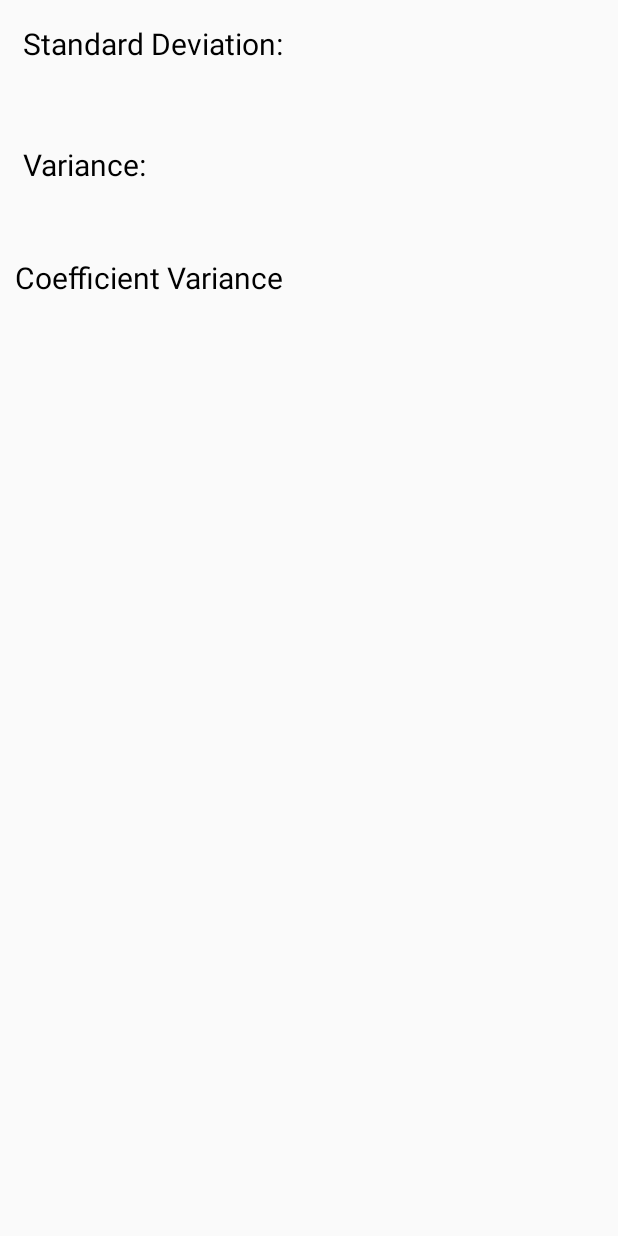
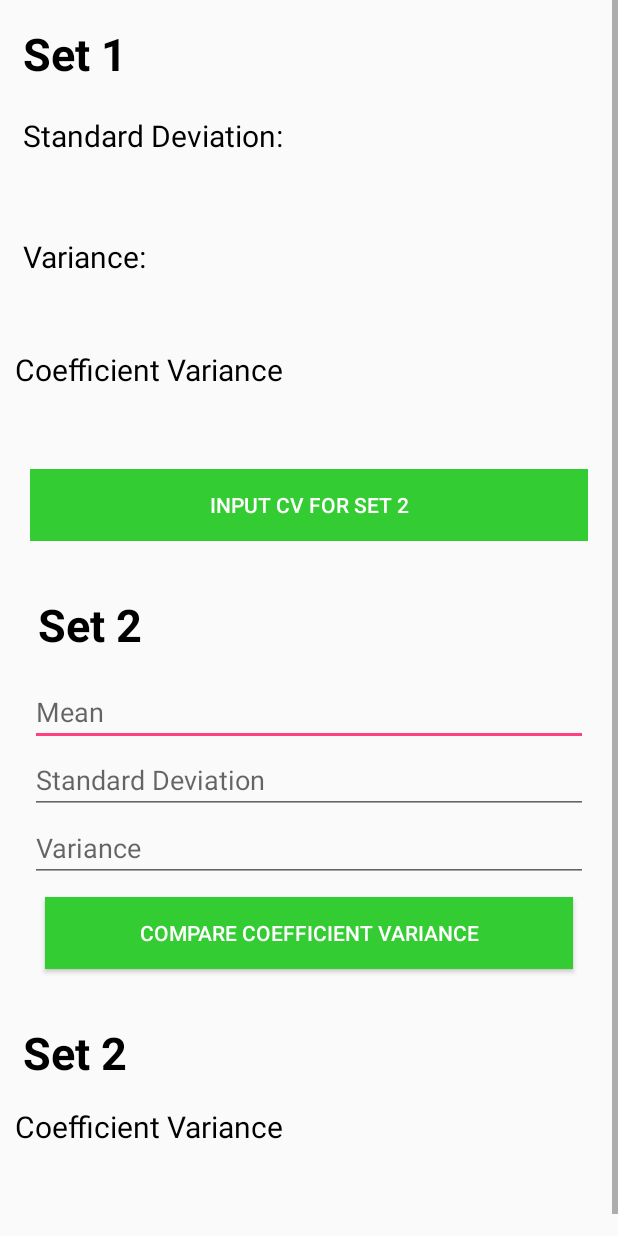
Before and after one commit to Nadzmi-Freelance/Central-Tendency-Snap, an Android app: the layout activity_compute_ungroup_data_mv.xml on its own in the app's theme, with its tools: preview values and no code run, on a phone screen of 412 x 824 dp. Run offline under Robolectric (Android 15) with nearby library versions, the phone set to English and light mode, and no system bars; network calls fail.

Commit message:
Minimal UI tweak

```diff
--- a/app/src/main/java/com/seladanghijau/centraltendencysnap/activity/GroupedData.java
+++ b/app/src/main/java/com/seladanghijau/centraltendencysnap/activity/GroupedData.java
@@ -55,7 +55,6 @@ public class GroupedData extends AppCompatActivity implements View.OnClickListen
 
                 // setup alert dialog
                 alertDialogBuilder = new AlertDialog.Builder(this); // alert for user to choose MT/MV
-                alertDialogBuilder.setMessage(R.string.popup_message);
                 alertDialogBuilder.setPositiveButton(R.string.goto_mt, new DialogInterface.OnClickListener() {
                     @Override
                     public void onClick(DialogInterface dialogInterface, int i) {
--- a/app/src/main/java/com/seladanghijau/centraltendencysnap/activity/UngroupedData.java
+++ b/app/src/main/java/com/seladanghijau/centraltendencysnap/activity/UngroupedData.java
@@ -127,7 +127,6 @@ public class UngroupedData extends AppCompatActivity implements OCRManager, View
                 // alert dialog
                 // setup alert dialog
                 alertDialogBuilder = new AlertDialog.Builder(this); // alert for user to choose MT/MV
-                alertDialogBuilder.setMessage(R.string.popup_message);
                 alertDialogBuilder.setPositiveButton(R.string.goto_mt, new DialogInterface.OnClickListener() {
                     @Override
                     public void onClick(DialogInterface dialogInterface, int i) {
--- a/app/src/main/res/layout/activity_compute_ungroup_data_mv.xml
+++ b/app/src/main/res/layout/activity_compute_ungroup_data_mv.xml
@@ -15,6 +15,16 @@
             android:layout_width="match_parent"
             android:layout_height="wrap_content"
             android:padding="10dp">
+
+            <TextView
+                android:text="@string/set_1"
+                android:textColor="@color/black"
+                android:layout_width="match_parent"
+                android:layout_height="wrap_content"
+                android:layout_marginBottom="10dp"
+                android:padding="5dp"
+                android:textStyle="bold"
+                android:textSize="30sp" />
 
             <LinearLayout
                 android:orientation="vertical"
@@ -103,6 +113,125 @@
                     android:textSize="15dp"
                     android:textColor="#FF0000" />
             </LinearLayout>
+
+            <LinearLayout
+                android:layout_width="match_parent"
+                android:layout_height="wrap_content"
+                android:padding="10dp">
+
+                <Button
+                    android:id="@+id/btnSet2"
+                    android:text="@string/cv_input_set2"
+                    android:layout_width="match_parent"
+                    android:layout_height="wrap_content"
+                    android:textColor="@color/white"
+                    android:background="@drawable/state_button" />
+            </LinearLayout>
+
+            <!-- set 2 -->
+            <!-- input -->
+            <LinearLayout
+                android:id="@+id/llInputCVSet2"
+                android:orientation="vertical"
+                android:padding="10dp"
+                android:layout_width="match_parent"
+                android:layout_height="wrap_content">
+
+                <TextView
+                    android:text="@string/set_2"
+                    android:textColor="@color/black"
+                    android:layout_width="match_parent"
+                    android:layout_height="wrap_content"
+                    android:layout_marginTop="10dp"
+                    android:layout_marginBottom="10dp"
+                    android:padding="5dp"
+                    android:textStyle="bold"
+                    android:textSize="30sp" />
+
+                <EditText
+                    android:id="@+id/set2Mean"
+                    android:hint="@string/hint_mean"
+                    android:layout_width="match_parent"
+                    android:layout_height="wrap_content" />
+
+                <EditText
+                    android:id="@+id/set2StandardDev"
+                    android:hint="@string/stdDev"
+                    android:layout_width="match_parent"
+                    android:layout_height="wrap_content" />
+
+                <EditText
+                    android:id="@+id/set2Variance"
+                    android:hint="@string/hint_variance"
+                    android:layout_width="match_parent"
+                    android:layout_height="wrap_content" />
+
+                <Button
+                    android:id="@+id/btnCompareCV"
+                    android:text="@string/compare_cv"
+                    android:layout_margin="10dp"
+                    android:layout_width="match_parent"
+                    android:layout_height="wrap_content"
+                    android:textColor="@color/white"
+                    android:background="@drawable/state_button" />
+            </LinearLayout>
+            <!-- result-->
+            <LinearLayout
+                android:id="@+id/llCVSet2"
+                android:orientation="vertical"
+                android:layout_width="match_parent"
+                android:layout_height="wrap_content">
+
+                <LinearLayout
+                    android:orientation="vertical"
+                    android:layout_width="match_parent"
+                    android:layout_height="wrap_content">
+
+                    <TextView
+                        android:text="@string/set_2"
+                        android:textColor="@color/black"
+                        android:layout_width="match_parent"
+                        android:layout_height="wrap_content"
+                        android:layout_marginTop="10dp"
+                        android:layout_marginBottom="10dp"
+                        android:padding="5dp"
+                        android:textStyle="bold"
+                        android:textSize="30sp" />
+
+                    <TextView
+                        android:text="@string/cv"
+                        android:id="@+id/tvCV2Title"
+                        android:textSize="20dp"
+                        android:textColor="@color/black"
+                        android:layout_width="match_parent"
+                        android:layout_height="wrap_content" />
+
+                    <TextView
+                        android:id="@+id/tvCV2Step"
+                        android:layout_width="match_parent"
+                        android:layout_height="wrap_content"
+                        android:paddingLeft="20dp"
+                        android:textSize="15dp"
+                        android:textColor="#0000ff" />
+
+                    <TextView
+                        android:id="@+id/tvCV2Answer"
+                        android:layout_width="match_parent"
+                        android:layout_height="wrap_content"
+                        android:paddingLeft="10dp"
+                        android:textSize="15dp"
+                        android:textColor="#FF0000" />
+
+                    <TextView
+                        android:id="@+id/tvCVCompareConc"
+                        android:layout_width="match_parent"
+                        android:layout_height="wrap_content"
+                        android:paddingLeft="10dp"
+                        android:textSize="15dp"
+                        android:textStyle="italic"
+                        android:textColor="#FF0000" />
+                </LinearLayout>
+            </LinearLayout>
         </LinearLayout>
     </ScrollView>
 </LinearLayout>
--- a/app/src/main/res/values/strings.xml
+++ b/app/src/main/res/values/strings.xml
@@ -47,9 +47,8 @@
     <string name="y_value_hint">Example: 1, 3, 2, ...</string>
 
     <!-- MT & MV -->
-    <string name="popup_message">Calculate Measure of Central Tendency or Measure of Variance?</string>
     <string name="goto_mt">Measure of Central Tendency</string>
-    <string name="goto_mv">Measure of Variance</string>
+    <string name="goto_mv">Measure of Variation</string>
     <string name="error_cv_set_2_mean">Please input <i>Mean</i> for Set 2.</string>
     <string name="error_cv_set_2_stdev">Please input <i>Standard Deviation</i> for Set 2.</string>
     <string name="error_cv_set_2_variance">Please input <i>Variance</i> for Set 2.</string>
```
Also changed, not shown: app/src/main/java/com/seladanghijau/centraltendencysnap/activity/ComputeUngroupDataMV.java (+163 -3 lines).
